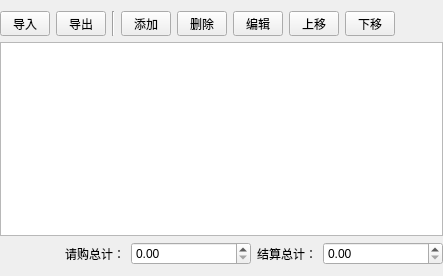
First picture: the form in inventory_template.ui, repository earlideal/jiandan, before the edit.
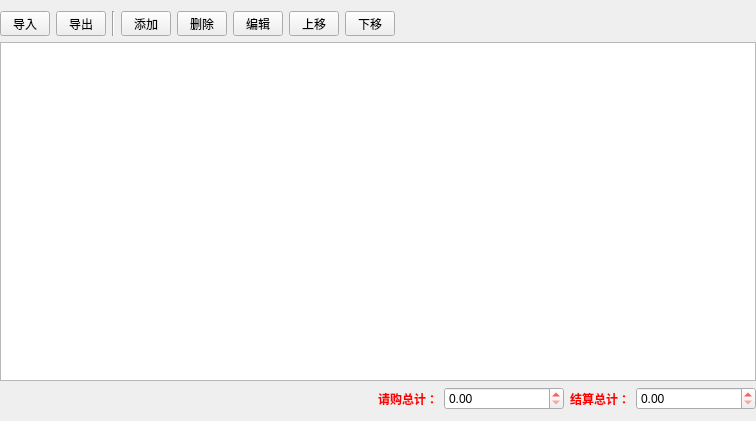
Second picture: the form after the edit.

The edit to the form file:
```diff
--- a/inventory_template.ui
+++ b/inventory_template.ui
@@ -6,8 +6,8 @@
    <rect>
     <x>0</x>
     <y>0</y>
-    <width>443</width>
-    <height>276</height>
+    <width>756</width>
+    <height>421</height>
    </rect>
   </property>
   <property name="windowTitle">
@@ -138,7 +138,26 @@
    <item>
     <layout class="QHBoxLayout" name="horizontalLayout_2">
      <item>
-      <widget class="QTableView" name="tableView"/>
+      <widget class="QTableView" name="tableView">
+       <property name="editTriggers">
+        <set>QAbstractItemView::NoEditTriggers</set>
+       </property>
+       <property name="selectionMode">
+        <enum>QAbstractItemView::SingleSelection</enum>
+       </property>
+       <property name="selectionBehavior">
+        <enum>QAbstractItemView::SelectRows</enum>
+       </property>
+       <attribute name="horizontalHeaderCascadingSectionResizes">
+        <bool>true</bool>
+       </attribute>
+       <attribute name="horizontalHeaderMinimumSectionSize">
+        <number>100</number>
+       </attribute>
+       <attribute name="horizontalHeaderShowSortIndicator" stdset="0">
+        <bool>true</bool>
+       </attribute>
+      </widget>
      </item>
     </layout>
    </item>
@@ -159,6 +178,49 @@
      </item>
      <item>
       <widget class="QLabel" name="label">
+       <property name="palette">
+        <palette>
+         <active>
+          <colorrole role="WindowText">
+           <brush brushstyle="SolidPattern">
+            <color alpha="255">
+             <red>255</red>
+             <green>0</green>
+             <blue>0</blue>
+            </color>
+           </brush>
+          </colorrole>
+         </active>
+         <inactive>
+          <colorrole role="WindowText">
+           <brush brushstyle="SolidPattern">
+            <color alpha="255">
+             <red>255</red>
+             <green>0</green>
+             <blue>0</blue>
+            </color>
+           </brush>
+          </colorrole>
+         </inactive>
+         <disabled>
+          <colorrole role="WindowText">
+           <brush brushstyle="SolidPattern">
+            <color alpha="255">
+             <red>120</red>
+             <green>120</green>
+             <blue>120</blue>
+            </color>
+           </brush>
+          </colorrole>
+         </disabled>
+        </palette>
+       </property>
+       <property name="font">
+        <font>
+         <weight>75</weight>
+         <bold>true</bold>
+        </font>
+       </property>
        <property name="text">
         <string>请购总计：</string>
        </property>
@@ -178,10 +240,93 @@
          <height>0</height>
         </size>
        </property>
+       <property name="palette">
+        <palette>
+         <active>
+          <colorrole role="WindowText">
+           <brush brushstyle="SolidPattern">
+            <color alpha="255">
+             <red>255</red>
+             <green>0</green>
+             <blue>0</blue>
+            </color>
+           </brush>
+          </colorrole>
+         </active>
+         <inactive>
+          <colorrole role="WindowText">
+           <brush brushstyle="SolidPattern">
+            <color alpha="255">
+             <red>255</red>
+             <green>0</green>
+             <blue>0</blue>
+            </color>
+           </brush>
+          </colorrole>
+         </inactive>
+         <disabled>
+          <colorrole role="WindowText">
+           <brush brushstyle="SolidPattern">
+            <color alpha="255">
+             <red>120</red>
+             <green>120</green>
+             <blue>120</blue>
+            </color>
+           </brush>
+          </colorrole>
+         </disabled>
+        </palette>
+       </property>
+       <property name="maximum">
+        <double>999999999.990000009536743</double>
+       </property>
       </widget>
      </item>
      <item>
       <widget class="QLabel" name="label_2">
+       <property name="palette">
+        <palette>
+         <active>
+          <colorrole role="WindowText">
+           <brush brushstyle="SolidPattern">
+            <color alpha="255">
+             <red>255</red>
+             <green>0</green>
+             <blue>0</blue>
+            </color>
+           </brush>
+          </colorrole>
+         </active>
+         <inactive>
+          <colorrole role="WindowText">
+           <brush brushstyle="SolidPattern">
+            <color alpha="255">
+             <red>255</red>
+             <green>0</green>
+             <blue>0</blue>
+            </color>
+           </brush>
+          </colorrole>
+         </inactive>
+         <disabled>
+          <colorrole role="WindowText">
+           <brush brushstyle="SolidPattern">
+            <color alpha="255">
+             <red>120</red>
+             <green>120</green>
+             <blue>120</blue>
+            </color>
+           </brush>
+          </colorrole>
+         </disabled>
+        </palette>
+       </property>
+       <property name="font">
+        <font>
+         <weight>75</weight>
+         <bold>true</bold>
+        </font>
+       </property>
        <property name="text">
         <string>结算总计：</string>
        </property>
@@ -201,6 +346,46 @@
          <height>0</height>
         </size>
        </property>
+       <property name="palette">
+        <palette>
+         <active>
+          <colorrole role="WindowText">
+           <brush brushstyle="SolidPattern">
+            <color alpha="255">
+             <red>255</red>
+             <green>0</green>
+             <blue>0</blue>
+            </color>
+           </brush>
+          </colorrole>
+         </active>
+         <inactive>
+          <colorrole role="WindowText">
+           <brush brushstyle="SolidPattern">
+            <color alpha="255">
+             <red>255</red>
+             <green>0</green>
+             <blue>0</blue>
+            </color>
+           </brush>
+          </colorrole>
+         </inactive>
+         <disabled>
+          <colorrole role="WindowText">
+           <brush brushstyle="SolidPattern">
+            <color alpha="255">
+             <red>120</red>
+             <green>120</green>
+             <blue>120</blue>
+            </color>
+           </brush>
+          </colorrole>
+         </disabled>
+        </palette>
+       </property>
+       <property name="maximum">
+        <double>999999999.990000009536743</double>
+       </property>
       </widget>
      </item>
     </layout>
```
